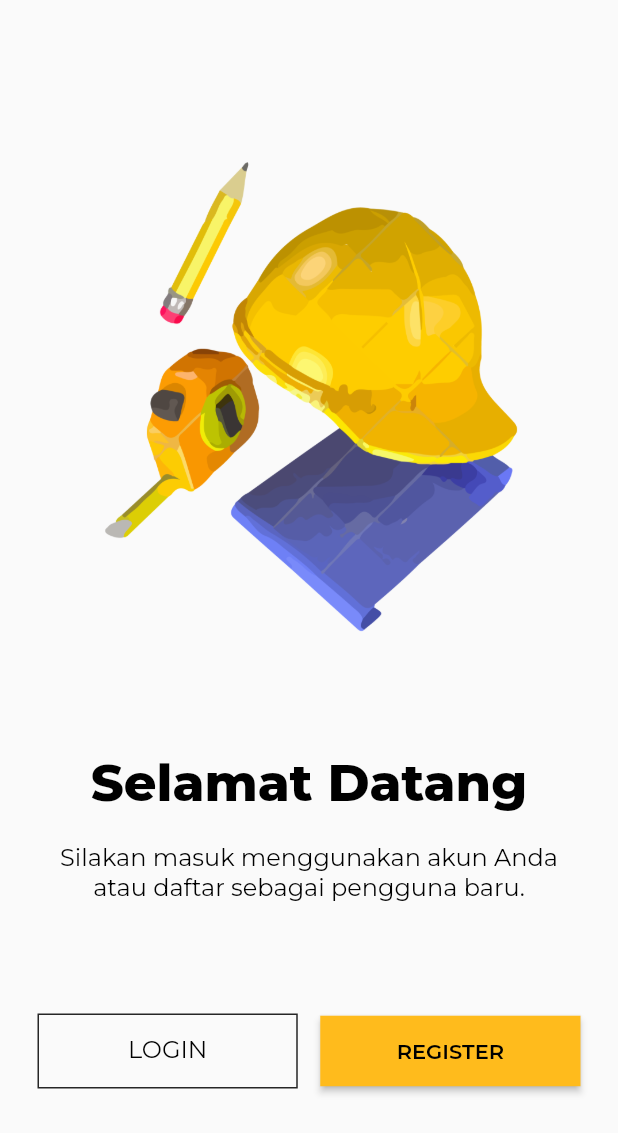
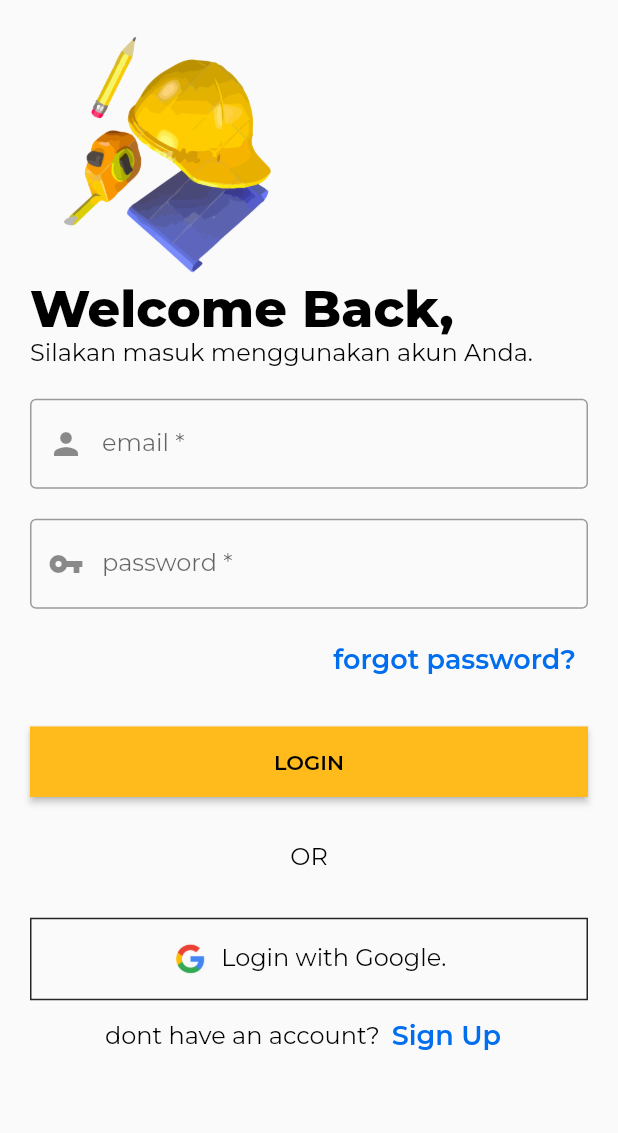
Before and after one commit to flutter-preview/MahendraKhibrah-cahaya-teknik-flutter, a Flutter app: the WelcomeScreen screen opened directly, after a tap on "LOGIN", on a phone screen of 412 x 824 dp. Shown: the top 1133 px of the screen. Run offline on Flutter 3.47's test engine with Material 2 defaults, Android fonts, the light colour scheme and no system bars; our stand-ins replace get, google_fonts, liquid_swipe, smooth_page_indicator.

Commit message:
add login view

```diff
--- a/lib/src/constants/colors.dart
+++ b/lib/src/constants/colors.dart
@@ -17,3 +17,6 @@ const obTangerine = Color(0xFFFFBB1C);
 const obWhite = Color(0xFFFFFFFF);
 const obBlue = Color(0xFF27A7F9);
 const obDark = Color(0xFF262626);
+
+// ----- LINK TEXT BUTTON ------
+const ltbBlue = Color(0xFF006EEF);
--- a/lib/src/constants/image_string.dart
+++ b/lib/src/constants/image_string.dart
@@ -11,3 +11,6 @@ const String onBoarding3 = "assets/images/on_boarding/onBoarding-03.png";
 
 // welcome screen
 const String welcomeImage = "assets/images/welcome_screen/welcome.png";
+
+// logo
+const String googleLogo = "assets/logo/google.png";
--- /dev/null
+++ b/lib/src/features/authentication/views/login_screen.dart
@@ -0,0 +1,143 @@
+import 'package:cahayaa_teknik/src/constants/colors.dart';
+import 'package:cahayaa_teknik/src/constants/image_string.dart';
+import 'package:flutter/material.dart';
+import 'package:google_fonts/google_fonts.dart';
+
+class LoginScreen extends StatelessWidget {
+  const LoginScreen({super.key});
+
+  @override
+  Widget build(BuildContext context) {
+    return Scaffold(
+      body: SingleChildScrollView(
+        child: SafeArea(
+          child: Padding(
+            padding: EdgeInsets.all(20),
+            child: Column(
+              crossAxisAlignment: CrossAxisAlignment.start,
+              children: [
+                Image(
+                  image: const AssetImage(welcomeImage),
+                  height: MediaQuery.of(context).size.height * 0.2,
+                ),
+                Text(
+                  "Welcome Back,",
+                  style: Theme.of(context).textTheme.headlineMedium,
+                ),
+                Text(
+                  "Silakan masuk menggunakan akun Anda.",
+                  style: Theme.of(context).textTheme.titleMedium,
+                  textAlign: TextAlign.center,
+                ),
+                Form(
+                  child: Column(
+                    children: [
+                      Padding(
+                        padding: const EdgeInsets.symmetric(vertical: 20),
+                        child: TextFormField(
+                          decoration: const InputDecoration(
+                            prefixIcon: Icon(Icons.person),
+                            hintText: 'What is your email?',
+                            labelText: 'email *',
+                            border: OutlineInputBorder(),
+                          ),
+                        ),
+                      ),
+                      Padding(
+                        padding: const EdgeInsets.only(bottom: 10),
+                        child: TextFormField(
+                          decoration: const InputDecoration(
+                            prefixIcon: Icon(Icons.vpn_key),
+                            hintText: 'What is the password?',
+                            labelText: 'password *',
+                            border: OutlineInputBorder(),
+                          ),
+                        ),
+                      ),
+                      Align(
+                        alignment: Alignment.centerRight,
+                        child: TextButton(
+                          onPressed: () {},
+                          child: Text(
+                            "forgot password?",
+                            style: GoogleFonts.montserrat(
+                              color: ltbBlue,
+                              fontWeight: FontWeight.w600,
+                              fontSize: 18,
+                            ),
+                          ),
+                        ),
+                      ),
+                      Padding(
+                        padding: const EdgeInsets.only(top: 20),
+                        child: SizedBox(
+                          width: double.infinity,
+                          child: ElevatedButton(
+                            onPressed: () {},
+                            child: Text(
+                              "LOGIN",
+                              style: GoogleFonts.montserrat(
+                                color: Colors.black,
+                                fontWeight: FontWeight.w600,
+                              ),
+                            ),
+                          ),
+                        ),
+                      )
+                    ],
+                  ),
+                ),
+                Align(
+                  alignment: Alignment.center,
+                  child: Padding(
+                    padding: const EdgeInsets.symmetric(vertical: 30),
+                    child: Text(
+                      "OR",
+                      style: Theme.of(context).textTheme.titleMedium,
+                      textAlign: TextAlign.center,
+                    ),
+                  ),
+                ),
+                SizedBox(
+                  width: double.infinity,
+                  child: OutlinedButton.icon(
+                    onPressed: () {},
+                    icon: const Image(
+                      image: AssetImage(googleLogo),
+                      width: 25,
+                    ),
+                    label: Text(
+                      "Login with Google.",
+                      style: Theme.of(context).textTheme.titleMedium,
+                    ),
+                  ),
+                ),
+                Row(
+                  mainAxisAlignment: MainAxisAlignment.center,
+                  children: [
+                    Text(
+                      "dont have an account?",
+                      style: Theme.of(context).textTheme.titleMedium,
+                      textAlign: TextAlign.center,
+                    ),
+                    TextButton(
+                      onPressed: () {},
+                      child: Text(
+                        "Sign Up",
+                        style: GoogleFonts.montserrat(
+                          color: ltbBlue,
+                          fontWeight: FontWeight.w600,
+                          fontSize: 18,
+                        ),
+                      ),
+                    ),
+                  ],
+                )
+              ],
+            ),
+          ),
+        ),
+      ),
+    );
+  }
+}
--- a/lib/src/features/authentication/views/welcome_screen.dart
+++ b/lib/src/features/authentication/views/welcome_screen.dart
@@ -1,5 +1,7 @@
 import 'package:cahayaa_teknik/src/constants/image_string.dart';
+import 'package:cahayaa_teknik/src/features/authentication/views/login_screen.dart';
 import 'package:flutter/material.dart';
+import 'package:get/get.dart';
 import 'package:google_fonts/google_fonts.dart';
 
 class WelcomeScreen extends StatelessWidget {
@@ -36,7 +38,9 @@ class WelcomeScreen extends StatelessWidget {
                 children: [
                   Expanded(
                     child: OutlinedButton(
-                      onPressed: () {},
+                      onPressed: () {
+                        Get.to(const LoginScreen());
+                      },
                       child: Text(
                         "LOGIN",
                         style: Theme.of(context).textTheme.titleMedium,
--- a/pubspec.yaml
+++ b/pubspec.yaml
@@ -28,3 +28,4 @@ flutter:
     - assets/images/splash_screen/
     - assets/images/on_boarding/
     - assets/images/welcome_screen/
+    - assets/logo/
```
Also changed, not shown: assets/logo/google.png (added).
